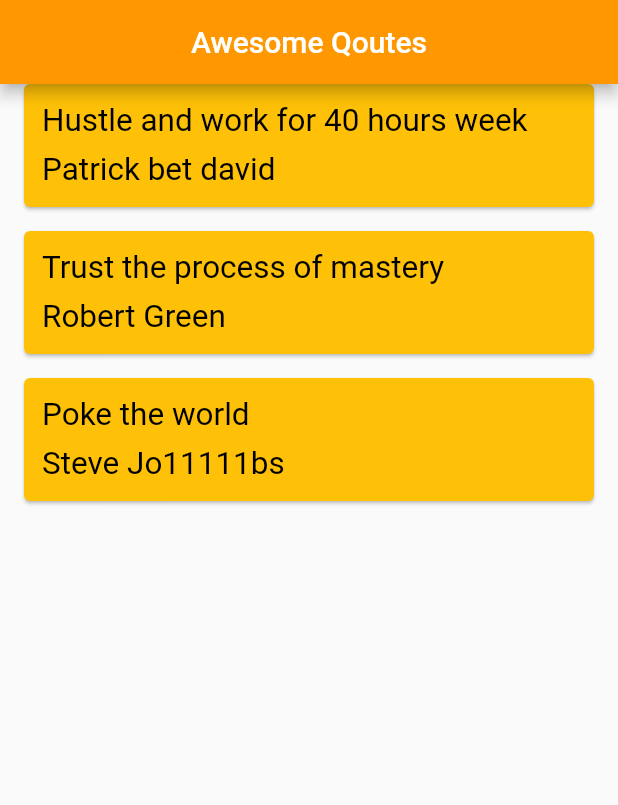
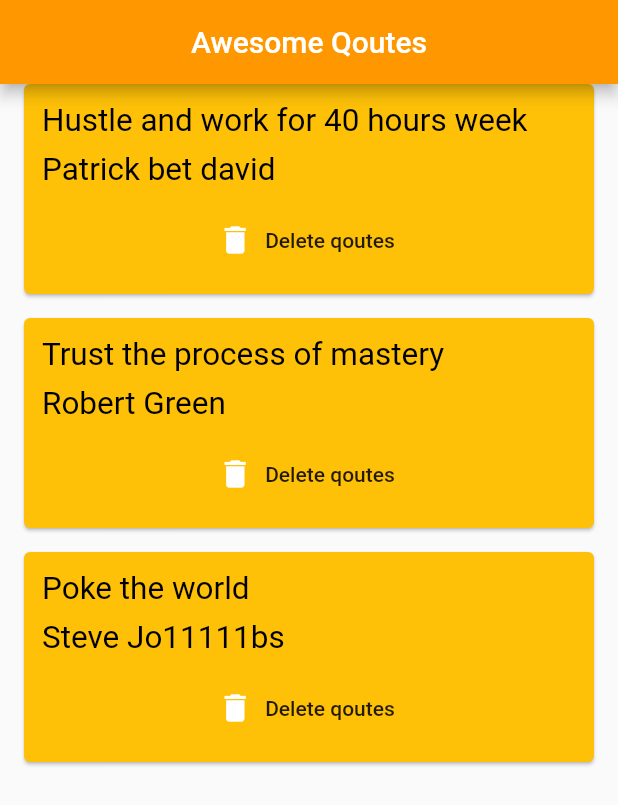
Before and after one commit to mendiolanivelle/FlutterTutorial, a Flutter app: the screen it shows after launch, on a phone screen of 412 x 824 dp. Shown: the top 805 px of the screen. Run offline on Flutter 3.47's test engine with Material 2 defaults, Android fonts, the phone set to English and light mode, and no system bars.

Commit message:
[Flutter Training] - Function as parameters

```diff
--- a/lib/QouteCard.dart
+++ b/lib/QouteCard.dart
@@ -4,8 +4,9 @@ import 'Qoutes.dart';
 class QouteCard extends StatelessWidget {
 
   final Qoutes qoutes;
+  final Function delete;
 
-  QouteCard({this.qoutes});
+  QouteCard({this.qoutes, this.delete});
 
   @override
   Widget build(BuildContext context) {
@@ -39,6 +40,17 @@ class QouteCard extends StatelessWidget {
                 color: Colors.black
               ),
             ),
+            SizedBox(height: 10,),
+            FlatButton.icon
+            (
+              onPressed: delete,
+              label: Text('Delete qoutes'),
+              icon: Icon
+              (
+                Icons.delete,
+                color: Colors.white,
+              ),
+            )
           ],
         ),
       ),
--- a/lib/main.dart
+++ b/lib/main.dart
@@ -14,7 +14,7 @@ class Home extends StatefulWidget {
 
 class _HomeState extends State<Home> {
 
-  List <Qoutes> qoutes =
+  List <Qoutes> qoute =
   [
     Qoutes(author: 'Patrick bet david', text:'Hustle and work for 40 hours week'),
     Qoutes(author: 'Robert Green', text:'Trust the process of mastery'),
@@ -33,7 +33,16 @@ class _HomeState extends State<Home> {
       ),
       body: Column
       (
-        children: qoutes.map((qoutes) => QouteCard(qoutes: qoutes)).toList(),
+        children: qoute.map((qoutes) => QouteCard
+        (
+          qoutes: qoutes,
+          delete: ()
+          {
+            setState(() {
+              qoute.remove(qoutes);
+            });
+          }
+        )).toList(),
       ),
     );
   }
```
